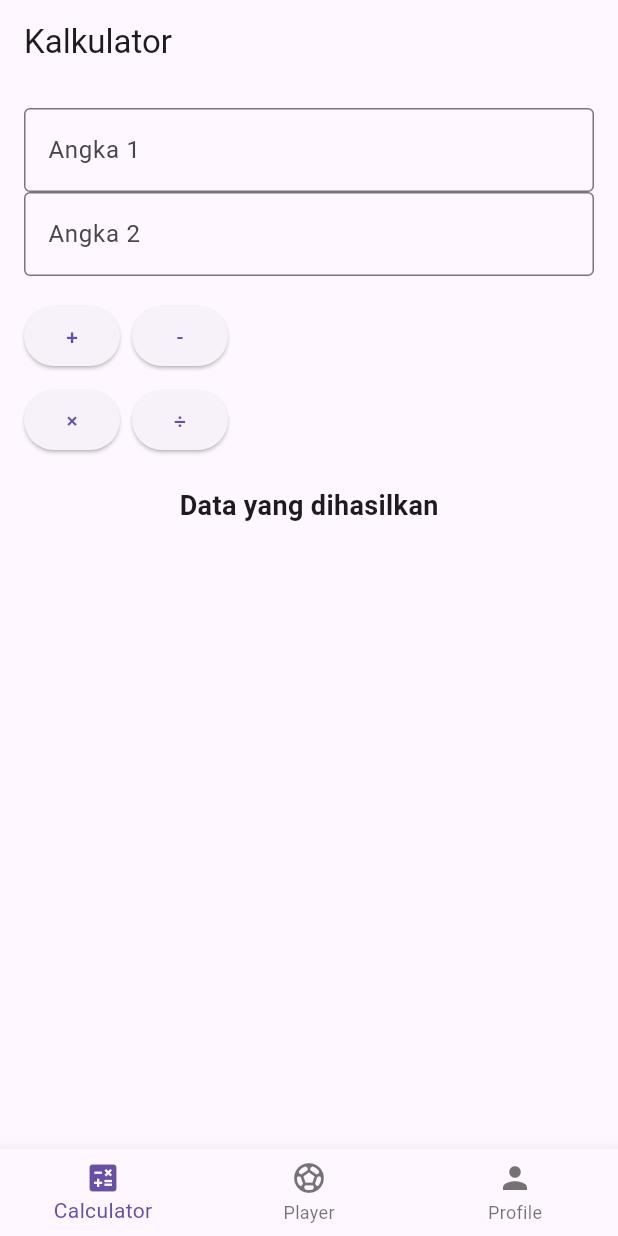
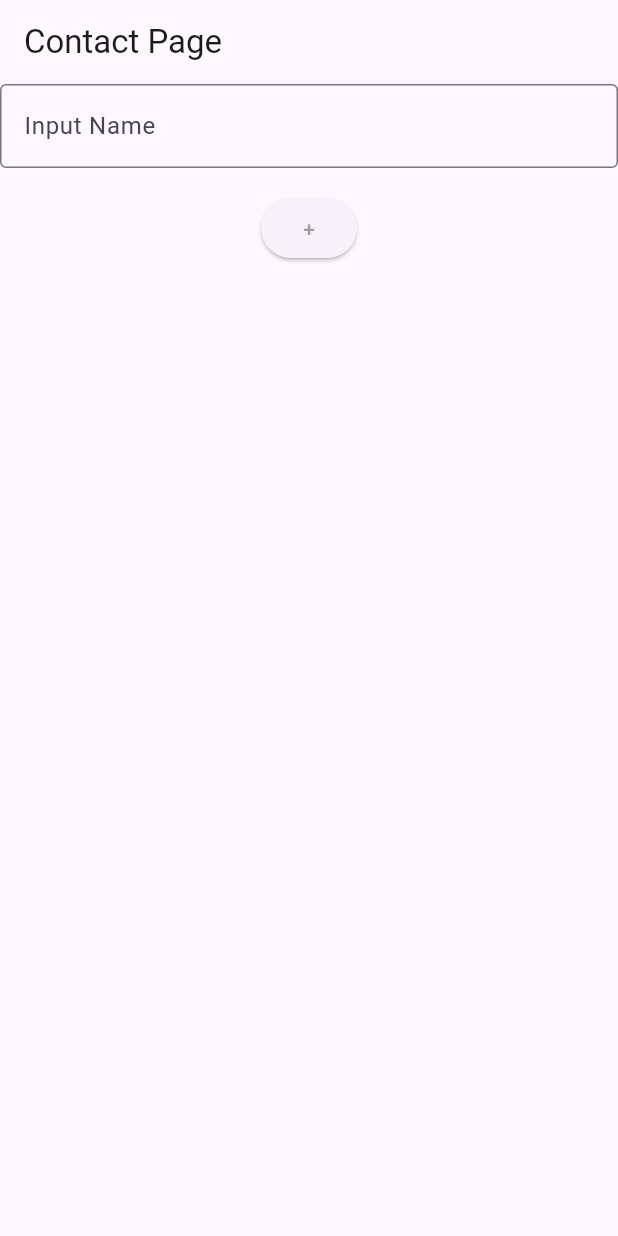
Before and after one commit to Faey-byte/Latihan1_11pplg2, a Flutter app: the screen it shows after launch, on a phone screen of 412 x 824 dp. Run offline on Flutter 3.47's test engine with Material 3 defaults, Android fonts, the phone set to English and light mode, and no system bars; our stand-ins replace get, shared_preferences, sqflite; accounts and stored records are empty.

Commit message:
contact denga expanded

```diff
--- /dev/null
+++ b/lib/Components/custom_button.dart
@@ -0,0 +1,22 @@
+import 'package:flutter/material.dart';
+
+class CustomButton extends StatelessWidget {
+  final String myText;
+  final Color myTextColor;
+  final VoidCallback onPressed;
+
+  const CustomButton({
+    super.key,
+    required this.myText,
+    required this.myTextColor,
+    required this.onPressed,
+  });
+
+  @override
+  Widget build(BuildContext context) {
+    return ElevatedButton(
+      onPressed: onPressed,
+      child: Text(myText, style: TextStyle(color: myTextColor)),
+    );
+  }
+}
--- /dev/null
+++ b/lib/Components/custom_input.dart
@@ -0,0 +1,38 @@
+import 'package:flutter/material.dart';
+import 'package:flutter/services.dart';
+
+class CustomInput extends StatelessWidget {
+  final String label;
+  final TextEditingController controller;
+  final bool isPassword;
+  final TextInputType inputType;
+  final bool isNumber;
+
+  const CustomInput({
+    super.key,
+    required this.label,
+    required this.controller,
+    this.isPassword = false,
+    this.inputType = TextInputType.text,
+    required this.isNumber,
+  });
+
+  @override
+  Widget build(BuildContext context) {
+    return Container(
+      margin: const EdgeInsets.only(bottom: 16),
+      child: TextField(
+        inputFormatters: isNumber
+            ? [FilteringTextInputFormatter.digitsOnly]
+            : [],
+        controller: controller,
+        obscureText: isPassword,
+        keyboardType: inputType,
+        decoration: InputDecoration(
+          labelText: label,
+          border: const OutlineInputBorder(),
+        ),
+      ),
+    );
+  }
+}
--- /dev/null
+++ b/lib/bindings/contact_binding.dart
@@ -0,0 +1,10 @@
+import 'package:get/get.dart';
+import 'package:latihan1_11pplg2/controllers/contact_controller.dart';
+
+class ContactBinding extends Bindings{
+  @override
+  void dependencies() {
+    // TODO: implement dependencies
+    Get.lazyPut<ContactController>(()=>ContactController());
+  }
+}
--- a/lib/controllers/splacescreen_controller.dart
+++ b/lib/controllers/splacescreen_controller.dart
@@ -19,7 +19,7 @@ class SplacescreenController extends GetxController{
       Get.offAllNamed(AppRoutes.bottomnav);
     }else{
 //route ke login karena kosong
-Get.offAllNamed(AppRoutes.LoginPage);
+Get.offAllNamed(AppRoutes.loginPage);
     }
   }
 }
--- /dev/null
+++ b/lib/dbHelper.dart
@@ -0,0 +1,41 @@
+import 'package:sqflite/sqflite.dart';
+import 'package:path/path.dart';
+
+class DBHelper {
+  static final DBHelper _instance = DBHelper._internal();
+  factory DBHelper() => _instance;
+  DBHelper._internal();
+
+  static Database? _db;
+
+  Future<Database> get db async {
+    if (_db != null) return _db!;
+    _db = await _initDb();
+    return _db!;
+  }
+
+  Future<Database> _initDb() async {
+    final dbPath = await getDatabasesPath();
+    final path = join(dbPath, 'contacts.db');
+
+    return await openDatabase(
+      path,
+      version: 1,
+      onCreate: (db, version) async {
+        await db.execute(
+          'CREATE TABLE contacts(id INTEGER PRIMARY KEY AUTOINCREMENT, name TEXT)',
+        );
+      },
+    );
+  }
+
+  Future<int> insertName(String name) async {
+    final client = await db;
+    return client.insert('contacts', {'name': name});
+  }
+
+  Future<List<Map<String, dynamic>>> getNames() async {
+    final client = await db;
+    return client.query('contacts', orderBy: 'id DESC');
+  }
+}
--- a/lib/main.dart
+++ b/lib/main.dart
@@ -18,7 +18,7 @@ class MyApp extends StatelessWidget {
       debugShowCheckedModeBanner: false,
       title: 'Calculate Page',
       theme: ThemeData(primarySwatch: Colors.blue),
-      initialRoute: AppRoutes.bottomnav,
+      initialRoute: AppRoutes.contactPage,
       getPages: AppPages.pages,
     );
   }
--- /dev/null
+++ b/lib/pages/contact_page.dart
@@ -0,0 +1,38 @@
+import 'package:flutter/material.dart';
+import 'package:flutter/widgets.dart';
+import 'package:get/get.dart';
+import 'package:latihan1_11pplg2/Components/custom_button.dart';
+import 'package:latihan1_11pplg2/Components/custom_input.dart';
+import 'package:latihan1_11pplg2/controllers/contact_controller.dart';
+
+class ContactPage extends StatelessWidget {
+   ContactPage({super.key});
+
+  final controller = Get.find<ContactController>();
+
+  @override
+  Widget build(BuildContext context) {
+    return Scaffold(
+      appBar: AppBar(title: Text('Contact Page'),),
+      body: Column(
+      children: [
+        CustomInput(label: 'Input Name', controller: controller.nameController, isNumber: false),
+        CustomButton(myText: '+', myTextColor: Colors.grey, onPressed: () {
+          controller.addName();
+        }),
+        Expanded(
+          child: Obx(() {
+            return ListView.builder(
+              itemCount: controller.names.length,
+              itemBuilder: (context,index) {
+                final names = controller.names[index];
+                return ListTile(
+                  title: Text(names),
+                );
+              });
+          })),
+      ],
+      ),
+    );
+  }
+}
--- a/lib/routes/pages.dart
+++ b/lib/routes/pages.dart
@@ -1,8 +1,10 @@
 import 'package:get/get.dart';
+import 'package:latihan1_11pplg2/bindings/contact_binding.dart';
 import 'package:latihan1_11pplg2/bindings/login_binding.dart';
 import 'package:latihan1_11pplg2/bindings/splacescreen_binding.dart';
 import 'package:latihan1_11pplg2/bottom_nav.dart';
 import 'package:latihan1_11pplg2/pages/calculate_page.dart';
+import 'package:latihan1_11pplg2/pages/contact_page.dart';
 import 'package:latihan1_11pplg2/pages/football_player.dart';
 import 'package:latihan1_11pplg2/pages/login_page.dart';
 import 'package:latihan1_11pplg2/pages/profile_page.dart';
@@ -14,7 +16,8 @@ class AppPages {
     GetPage(name: AppRoutes.footballPage, page: () => FootballPlayer()),
     GetPage(name: AppRoutes.bottomnav, page: () => BottomNav()),
     GetPage(name: AppRoutes.profilePage, page: () => ProfilePage()),
-    GetPage(name: AppRoutes.LoginPage, page:() => LoginPage(), binding: LoginBinding()),
+    GetPage(name: AppRoutes.loginPage, page:() => LoginPage(), binding: LoginBinding()),
     GetPage(name: AppRoutes.splacescreen, page:() => LoginPage(), binding: SplacescreenBinding()),
+     GetPage(name: AppRoutes.contactPage, page:() => ContactPage(), binding: ContactBinding()),
   ];
 }
--- a/lib/routes/routes.dart
+++ b/lib/routes/routes.dart
@@ -1,4 +1,5 @@
 
+import 'package:latihan1_11pplg2/pages/contact_page.dart';
 import 'package:latihan1_11pplg2/pages/login_page.dart';
 
 class AppRoutes {
@@ -6,6 +7,7 @@ class AppRoutes {
   static const footballPage = '/football';
   static const bottomnav = '/bottomnav';
   static const profilePage = '/profile';
-  static const LoginPage = '/login';
+  static const loginPage = '/login';
   static const splacescreen = '/splace';
+  static const contactPage = '/contact';
 }
--- a/pubspec.yaml
+++ b/pubspec.yaml
@@ -38,6 +38,7 @@ dependencies:
   cupertino_icons: ^1.0.8
   get: ^4.7.2
   shared_preferences: ^2.5.3
+  sqflite: ^2.4.2
 
 dev_dependencies:
   flutter_test:
```
Also changed, not shown: lib/Components/custom_text.dart (added, +34 -0 lines), lib/controllers/contact_controller.dart (added, +34 -0 lines), pubspec.lock, 1 other file.
